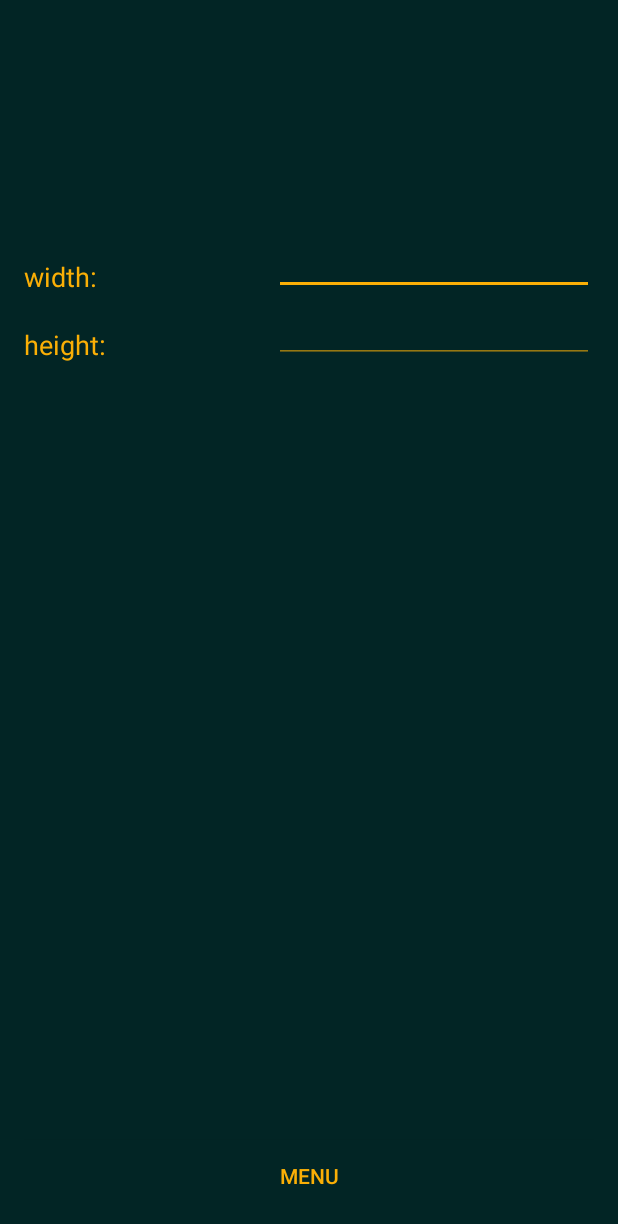
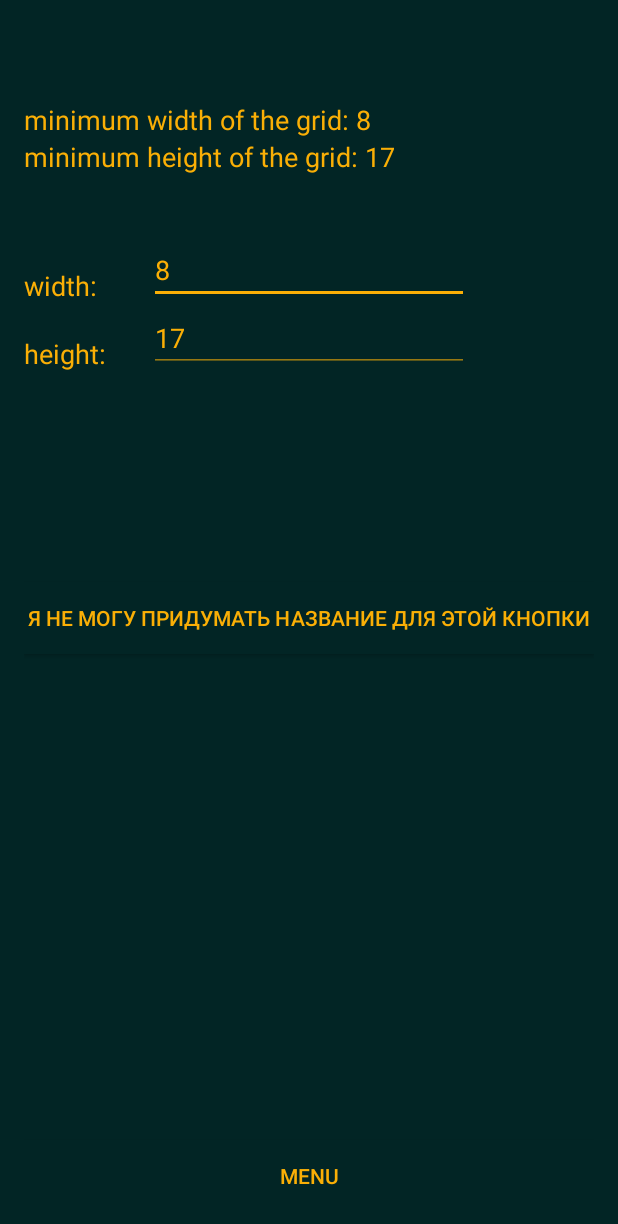
Before and after one commit to stakenschneider/HexTetris, an Android app: the Settings screen opened directly, with no data from a screen before it, on a phone screen of 412 x 824 dp. Shown: the top 1224 px of the screen. Run offline under Robolectric (Android 15) with nearby library versions, the phone set to English and light mode, and no system bars.

Commit message:
машкины формулы 2

```diff
--- a/app/src/main/java/com/example/masha/tetris/Settings.java
+++ b/app/src/main/java/com/example/masha/tetris/Settings.java
@@ -1,24 +1,21 @@
 package com.example.masha.tetris;
 
-import android.content.Context;
 import android.content.SharedPreferences;
 import android.content.SharedPreferences.Editor;
 import android.support.v7.app.AppCompatActivity;
 import android.os.Bundle;
 import android.content.Intent;
-import android.util.DisplayMetrics;
 import android.util.Log;
-import android.view.Display;
 import android.view.View;
 import android.widget.Button;
 import android.widget.EditText;
+import static com.example.masha.tetris.Main.scrw;
+import static com.example.masha.tetris.Main.scrh;
 
-//сдесь есть два текстовых поля которые высота и ширина сетки
-//их надо с помощью преверенсов всех сохранять что бы можно было пользоваться ими в других активити, а именно в активити с игрой и туториалом
 
 public class Settings extends AppCompatActivity implements View.OnClickListener {
 
-    Button bttnMenu;
+    Button bttnMenu , bttnSentence;
     Intent intent;
     public EditText eTw , eTh;  //вот эти два поля куда вводим значения
     SharedPreferences sharedPreferences;
@@ -45,6 +42,9 @@ public class Settings extends AppCompatActivity implements View.OnClickListener
         bttnMenu = (Button) findViewById(R.id.bttnMenu);
         bttnMenu.setOnClickListener(this);
 
+        bttnSentence = (Button) findViewById(R.id.bttnSentence);
+        bttnSentence.setOnClickListener(this);
+
         loadText();
     }
 
@@ -53,9 +53,10 @@ public class Settings extends AppCompatActivity implements View.OnClickListener
             case R.id.bttnMenu:
                 intent = new Intent (this, Main.class);
                 startActivity(intent);
-
                 break;
 
+            case R.id.bttnSentence:
+                eTh.setText("" +(int)((2*scrh-2*scrw/(Math.sqrt(3)*(2*Integer.parseInt(eTw.getText().toString())+1)))/(3*2*scrw/(Math.sqrt(3)*(2*Integer.parseInt(eTw.getText().toString())+1)))));
         }
     }
 
@@ -90,10 +91,10 @@ public class Settings extends AppCompatActivity implements View.OnClickListener
         Log.d(TAG, "Settings Pause");
     }
 
-    @Override
-    protected void onResume(){
-        loadText();
-        super.onResume();
-    }
+//    @Override
+//    protected void onResume(){
+//        loadText();
+//        super.onResume();
+//    }
 
 }
--- a/app/src/main/java/draw/DrawGrid.java
+++ b/app/src/main/java/draw/DrawGrid.java
@@ -21,10 +21,10 @@ import api.HexagonalGridCalculator;
 import api.HexagonalGridLayout;
 import api.Point;
 
-
 import api.exception.HexagonalGridCreationException;
 import static api.HexagonOrientation.POINTY_TOP;
 import static api.HexagonalGridLayout.RECTANGULAR;
+
 
 public class DrawGrid {
 
--- a/app/src/main/res/layout/activity_settings.xml
+++ b/app/src/main/res/layout/activity_settings.xml
@@ -26,10 +26,11 @@
         android:inputType="numberSigned"
         android:ems="10"
         android:id="@+id/width"
-        android:layout_marginTop="135dp"
+        android:layout_marginTop="141dp"
         android:textColor="@color/yell"
+        android:text="8"
         android:layout_alignParentTop="true"
-        android:layout_alignEnd="@+id/bttnMenu" />
+        android:layout_centerHorizontal="true" />
 
     <EditText
         android:layout_width="wrap_content"
@@ -38,6 +39,7 @@
         android:ems="10"
         android:id="@+id/height"
         android:textColor="@color/yell"
+        android:text="17"
         android:layout_below="@+id/width"
         android:layout_alignStart="@+id/width" />
 
@@ -47,9 +49,9 @@
         android:textAppearance="?android:attr/textAppearanceMedium"
         android:text="@string/lblw"
         android:id="@+id/textView2"
-        android:layout_above="@+id/height"
-        android:layout_alignParentStart="true"
-        android:textColor="@color/yell" />
+        android:textColor="@color/yell"
+        android:layout_alignStart="@+id/textView3"
+        android:layout_alignBottom="@+id/width" />
 
     <TextView
         android:layout_width="wrap_content"
@@ -57,8 +59,40 @@
         android:textAppearance="?android:attr/textAppearanceMedium"
         android:text="@string/lblh"
         android:id="@+id/textView3"
+        android:textColor="@color/yell"
         android:layout_alignBottom="@+id/height"
+        android:layout_alignStart="@+id/bttnMenu" />
+
+    <TextView
+        android:layout_width="wrap_content"
+        android:layout_height="wrap_content"
+        android:textAppearance="?android:attr/textAppearanceMedium"
+        android:text="@string/minW"
+        android:id="@+id/textView4"
         android:layout_alignParentStart="true"
-        android:textColor="@color/yell" />
+        android:textColor="@color/yell"
+        android:layout_above="@+id/textView5"
+        android:layout_alignLeft="@+id/textView2" />
+
+    <TextView
+        android:layout_width="wrap_content"
+        android:layout_height="wrap_content"
+        android:textAppearance="?android:attr/textAppearanceMedium"
+        android:text="@string/minH"
+        android:id="@+id/textView5"
+        android:layout_marginBottom="61dp"
+        android:textColor="@color/yell"
+        android:layout_above="@+id/textView2"
+        android:layout_alignStart="@+id/textView2" />
+
+    <Button
+        android:layout_width="match_parent"
+        android:layout_height="wrap_content"
+        android:text="я не могу придумать название для этой кнопки"
+        android:id="@+id/bttnSentence"
+        android:background="@color/darkGreen"
+        android:textColor="@color/yell"
+        android:layout_centerVertical="true"
+        android:layout_alignParentStart="true" />
 
 </RelativeLayout>
--- a/app/src/main/res/values/strings.xml
+++ b/app/src/main/res/values/strings.xml
@@ -19,4 +19,7 @@
     <string name="lblw">width:</string>
     <string name="lblh">height:</string>
 
+    <string name="minW">minimum width of the grid: 8</string>
+    <string name="minH">minimum height of the grid: 17</string>
+
 </resources>
```
Also changed, not shown: app/src/main/java/com/example/masha/tetris/GamePlay.java (+1 -9 lines), app/src/main/res/layout/activity_main.xml (+67 -54 lines), 2 other files.
